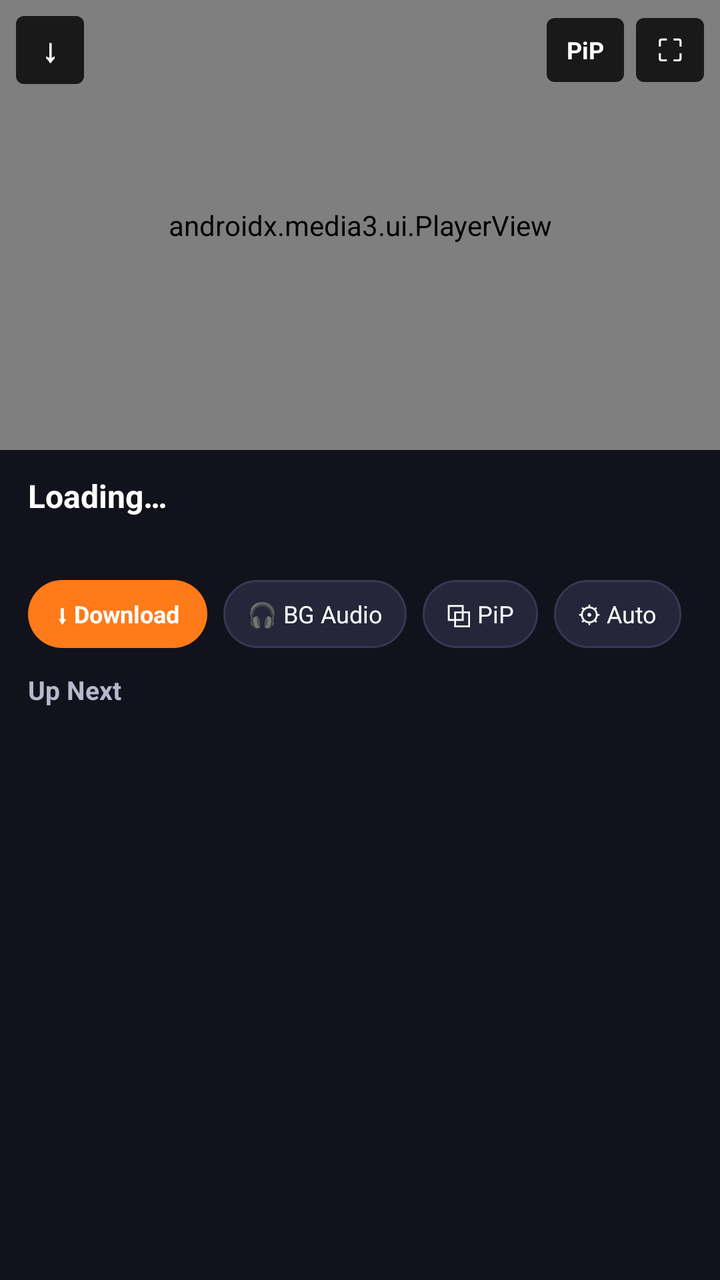
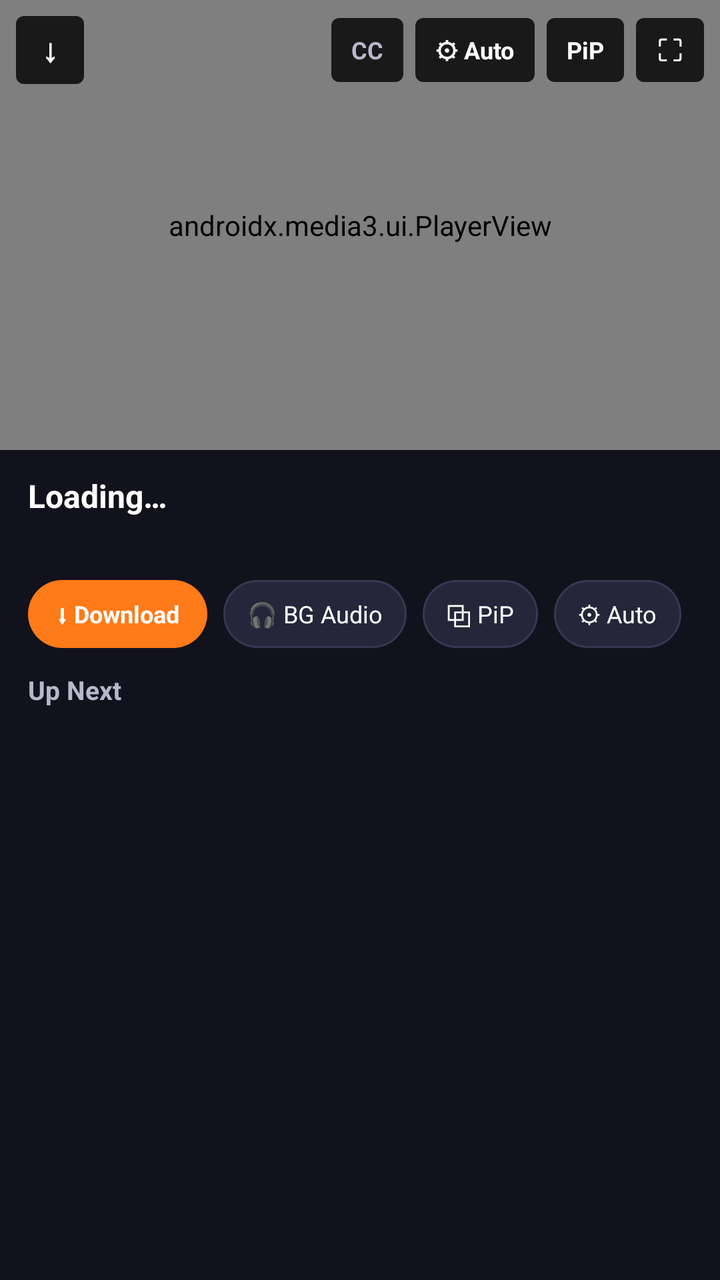

Screens rendered from an Android XML layout before and after an edit, with the pre-edit source and the edit as a unified diff.
<!-- AndroidManifest.xml: application theme Theme.GrabAll -->
<!-- res/layout/activity_youtube_player.xml -->
<?xml version="1.0" encoding="utf-8"?>
<LinearLayout xmlns:android="http://schemas.android.com/apk/res/android"
    xmlns:app="http://schemas.android.com/apk/res-auto"
    android:layout_width="match_parent"
    android:layout_height="match_parent"
    android:background="@color/graball_bg"
    android:orientation="vertical">

    
    <FrameLayout
        android:id="@+id/playerContainer"
        android:layout_width="match_parent"
        android:layout_height="225dp"
        android:background="#000000">

        <androidx.media3.ui.PlayerView
            android:id="@+id/ytPlayerView"
            android:layout_width="match_parent"
            android:layout_height="match_parent"
            app:resize_mode="fit"
            app:show_buffering="when_playing"
            app:surface_type="surface_view"
            app:use_controller="true" />

        
        <TextView
            android:id="@+id/audioOnlyBanner"
            android:layout_width="wrap_content"
            android:layout_height="wrap_content"
            android:layout_gravity="center"
            android:background="@drawable/yt_hud_bg"
            android:paddingStart="16dp"
            android:paddingTop="8dp"
            android:paddingEnd="16dp"
            android:paddingBottom="8dp"
            android:text="🎧 Audio-Only Mode (Battery Saver)"
            android:textColor="@color/graball_text"
            android:textSize="13sp"
            android:textStyle="bold"
            android:visibility="gone" />

        
        <TextView
            android:id="@+id/gestureHud"
            android:layout_width="wrap_content"
            android:layout_height="wrap_content"
            android:layout_gravity="center"
            android:background="@drawable/yt_hud_bg"
            android:paddingStart="16dp"
            android:paddingTop="8dp"
            android:paddingEnd="16dp"
            android:paddingBottom="8dp"
            android:textColor="@color/graball_text"
            android:textSize="15sp"
            android:textStyle="bold"
            android:visibility="gone" />

        <LinearLayout
            android:id="@+id/playerLoadingBox"
            android:layout_width="wrap_content"
            android:layout_height="wrap_content"
            android:layout_gravity="center"
            android:gravity="center"
            android:orientation="vertical"
            android:visibility="gone">

            <ProgressBar
                android:id="@+id/playerLoading"
                android:layout_width="40dp"
                android:layout_height="40dp"
                android:indeterminateTint="@color/graball_orange" />

            <TextView
                android:id="@+id/playerLoadingText"
                android:layout_width="wrap_content"
                android:layout_height="wrap_content"
                android:layout_marginTop="6dp"
                android:background="@drawable/yt_hud_bg"
                android:paddingStart="12dp"
                android:paddingTop="4dp"
                android:paddingEnd="12dp"
                android:paddingBottom="4dp"
                android:text="Connecting…"
                android:textColor="@color/graball_text"
                android:textSize="12sp" />
        </LinearLayout>

        
        <LinearLayout
            android:id="@+id/playerTopOverlay"
            android:layout_width="match_parent"
            android:layout_height="wrap_content"
            android:layout_gravity="top"
            android:gravity="center_vertical"
            android:orientation="horizontal"
            android:padding="8dp">

            <TextView
                android:id="@+id/btnPlayerBack"
                android:layout_width="34dp"
                android:layout_height="34dp"
                android:background="@drawable/yt_badge_bg"
                android:gravity="center"
                android:text="↓"
                android:textColor="@color/graball_text"
                android:textSize="16sp"
                android:textStyle="bold" />

            <View
                android:layout_width="0dp"
                android:layout_height="1dp"
                android:layout_weight="1" />

            <TextView
                android:id="@+id/btnTopPip"
                android:layout_width="wrap_content"
                android:layout_height="32dp"
                android:layout_marginEnd="6dp"
                android:background="@drawable/yt_badge_bg"
                android:gravity="center"
                android:paddingStart="10dp"
                android:paddingEnd="10dp"
                android:text="PiP"
                android:textColor="@color/graball_text"
                android:textSize="12sp"
                android:textStyle="bold" />

            <TextView
                android:id="@+id/btnFullscreen"
                android:layout_width="34dp"
                android:layout_height="32dp"
                android:background="@drawable/yt_badge_bg"
                android:gravity="center"
                android:text="⛶"
                android:textColor="@color/graball_text"
                android:textSize="15sp" />
        </LinearLayout>
    </FrameLayout>

    
    <LinearLayout
        android:id="@+id/detailsContainer"
        android:layout_width="match_parent"
        android:layout_height="0dp"
        android:layout_weight="1"
        android:orientation="vertical">

        
        <LinearLayout
            android:layout_width="match_parent"
            android:layout_height="wrap_content"
            android:orientation="vertical"
            android:paddingStart="14dp"
            android:paddingTop="12dp"
            android:paddingEnd="14dp"
            android:paddingBottom="6dp">

            <TextView
                android:id="@+id/playerVideoTitle"
                android:layout_width="match_parent"
                android:layout_height="wrap_content"
                android:ellipsize="end"
                android:maxLines="2"
                android:text="Loading…"
                android:textColor="@color/graball_text"
                android:textSize="16sp"
                android:textStyle="bold" />

            <TextView
                android:id="@+id/playerVideoMeta"
                android:layout_width="match_parent"
                android:layout_height="wrap_content"
                android:layout_marginTop="3dp"
                android:textColor="@color/graball_subtext"
                android:textSize="12sp" />

            <LinearLayout
                android:id="@+id/playerErrorRow"
                android:layout_width="match_parent"
                android:layout_height="wrap_content"
                android:layout_marginTop="6dp"
                android:gravity="center_vertical"
                android:orientation="horizontal"
                android:visibility="gone">

                <TextView
                    android:id="@+id/playerError"
                    android:layout_width="0dp"
                    android:layout_height="wrap_content"
                    android:layout_weight="1"
                    android:textColor="#FF6B6B"
                    android:textSize="12sp" />

                <TextView
                    android:id="@+id/btnPlayerRetry"
                    android:layout_width="wrap_content"
                    android:layout_height="28dp"
                    android:layout_marginStart="8dp"
                    android:background="@drawable/yt_chip_selected"
                    android:gravity="center"
                    android:paddingStart="12dp"
                    android:paddingEnd="12dp"
                    android:text="↻ Retry"
                    android:textColor="@color/graball_text"
                    android:textSize="12sp"
                    android:textStyle="bold" />
            </LinearLayout>
        </LinearLayout>

        
        <HorizontalScrollView
            android:layout_width="match_parent"
            android:layout_height="wrap_content"
            android:paddingStart="14dp"
            android:paddingTop="6dp"
            android:paddingEnd="14dp"
            android:paddingBottom="8dp"
            android:scrollbars="none">

            <LinearLayout
                android:layout_width="wrap_content"
                android:layout_height="wrap_content"
                android:orientation="horizontal">

                <TextView
                    android:id="@+id/actionDownload"
                    android:layout_width="wrap_content"
                    android:layout_height="34dp"
                    android:layout_marginEnd="8dp"
                    android:background="@drawable/yt_chip_selected"
                    android:gravity="center"
                    android:paddingStart="14dp"
                    android:paddingEnd="14dp"
                    android:text="⬇ Download"
                    android:textColor="@color/graball_text"
                    android:textSize="12sp"
                    android:textStyle="bold" />

                <TextView
                    android:id="@+id/actionBgAudio"
                    android:layout_width="wrap_content"
                    android:layout_height="34dp"
                    android:layout_marginEnd="8dp"
                    android:background="@drawable/yt_chip_bg"
                    android:gravity="center"
                    android:paddingStart="12dp"
                    android:paddingEnd="12dp"
                    android:text="🎧 BG Audio"
                    android:textColor="@color/graball_text"
                    android:textSize="12sp" />

                <TextView
                    android:id="@+id/actionPip"
                    android:layout_width="wrap_content"
                    android:layout_height="34dp"
                    android:layout_marginEnd="8dp"
                    android:background="@drawable/yt_chip_bg"
                    android:gravity="center"
                    android:paddingStart="12dp"
                    android:paddingEnd="12dp"
                    android:text="⧉ PiP"
                    android:textColor="@color/graball_text"
                    android:textSize="12sp" />

                <TextView
                    android:id="@+id/actionQuality"
                    android:layout_width="wrap_content"
                    android:layout_height="34dp"
                    android:layout_marginEnd="8dp"
                    android:background="@drawable/yt_chip_bg"
                    android:gravity="center"
                    android:paddingStart="12dp"
                    android:paddingEnd="12dp"
                    android:text="⚙ Auto"
                    android:textColor="@color/graball_text"
                    android:textSize="12sp" />

                <TextView
                    android:id="@+id/actionSpeed"
                    android:layout_width="wrap_content"
                    android:layout_height="34dp"
                    android:layout_marginEnd="8dp"
                    android:background="@drawable/yt_chip_bg"
                    android:gravity="center"
                    android:paddingStart="12dp"
                    android:paddingEnd="12dp"
                    android:text="1.0×"
                    android:textColor="@color/graball_text"
                    android:textSize="12sp" />

                <TextView
                    android:id="@+id/actionCaptions"
                    android:layout_width="wrap_content"
                    android:layout_height="34dp"
                    android:layout_marginEnd="8dp"
                    android:background="@drawable/yt_chip_bg"
                    android:gravity="center"
                    android:paddingStart="12dp"
                    android:paddingEnd="12dp"
                    android:text="CC"
                    android:textColor="@color/graball_subtext"
                    android:textSize="12sp"
                    android:textStyle="bold" />

                <TextView
                    android:id="@+id/actionBookmark"
                    android:layout_width="wrap_content"
                    android:layout_height="34dp"
                    android:layout_marginEnd="8dp"
                    android:background="@drawable/yt_chip_bg"
                    android:gravity="center"
                    android:paddingStart="12dp"
                    android:paddingEnd="12dp"
                    android:text="☆ Save"
                    android:textColor="@color/graball_text"
                    android:textSize="12sp" />

                <TextView
                    android:id="@+id/actionSponsorBlock"
                    android:layout_width="wrap_content"
                    android:layout_height="34dp"
                    android:background="@drawable/yt_chip_bg"
                    android:gravity="center"
                    android:paddingStart="12dp"
                    android:paddingEnd="12dp"
                    android:text="SB: ON"
                    android:textColor="@color/graball_active"
                    android:textSize="12sp"
                    android:textStyle="bold" />
            </LinearLayout>
        </HorizontalScrollView>

        
        <TextView
            android:layout_width="match_parent"
            android:layout_height="wrap_content"
            android:paddingStart="14dp"
            android:paddingTop="4dp"
            android:paddingEnd="14dp"
            android:paddingBottom="6dp"
            android:text="Up Next"
            android:textColor="@color/graball_subtext"
            android:textSize="13sp"
            android:textStyle="bold" />

        <androidx.recyclerview.widget.RecyclerView
            android:id="@+id/relatedList"
            android:layout_width="match_parent"
            android:layout_height="0dp"
            android:layout_weight="1"
            android:clipToPadding="false"
            android:paddingStart="12dp"
            android:paddingEnd="12dp"
            android:paddingBottom="12dp" />
    </LinearLayout>

</LinearLayout>
<!-- resources referenced by this layout -->
<resources>
  <color name="graball_active">#22C55E</color>
  <color name="graball_bg">#12121C</color>
  <color name="graball_orange">#FF7A18</color>
  <color name="graball_subtext">#B8B8CC</color>
  <color name="graball_text">#FFFFFF</color>
  <!-- drawable yt_badge_bg (drawable) -->
  <?xml version="1.0" encoding="utf-8"?>
  <shape xmlns:android="http://schemas.android.com/apk/res/android">
      <solid android:color="#CC000000" />
      <corners android:radius="4dp" />
  </shape>
  <!-- drawable yt_chip_bg (drawable) -->
  <?xml version="1.0" encoding="utf-8"?>
  <shape xmlns:android="http://schemas.android.com/apk/res/android">
      <solid android:color="#26263A" />
      <stroke android:width="1dp" android:color="#383854" />
      <corners android:radius="18dp" />
  </shape>
  <!-- drawable yt_chip_selected (drawable) -->
  <?xml version="1.0" encoding="utf-8"?>
  <shape xmlns:android="http://schemas.android.com/apk/res/android">
      <solid android:color="@color/graball_orange" />
      <corners android:radius="18dp" />
  </shape>
  <!-- drawable yt_hud_bg (drawable) -->
  <?xml version="1.0" encoding="utf-8"?>
  <shape xmlns:android="http://schemas.android.com/apk/res/android">
      <solid android:color="#CC12121C" />
      <stroke android:width="1dp" android:color="#55FF7A18" />
      <corners android:radius="20dp" />
  </shape>
  <style name="Theme.GrabAll" parent="Theme.AppCompat.DayNight.NoActionBar">
          <item name="android:statusBarColor">@color/graball_nav</item>
          <item name="android:navigationBarColor">@color/graball_nav</item>
          <item name="colorAccent">@color/graball_orange</item>
      </style>
  <color name="graball_nav">#0E0E16</color>
</resources>

<!-- the commit's change to res/layout/activity_youtube_player.xml (unified diff, before → after) -->
@@ -112,6 +112,34 @@
                 android:layout_weight="1" />
 
             <TextView
+                android:id="@+id/btnTopCaptions"
+                android:layout_width="wrap_content"
+                android:layout_height="32dp"
+                android:layout_marginEnd="6dp"
+                android:background="@drawable/yt_badge_bg"
+                android:gravity="center"
+                android:paddingStart="10dp"
+                android:paddingEnd="10dp"
+                android:text="CC"
+                android:textColor="@color/graball_subtext"
+                android:textSize="12sp"
+                android:textStyle="bold" />
+
+            <TextView
+                android:id="@+id/btnTopQuality"
+                android:layout_width="wrap_content"
+                android:layout_height="32dp"
+                android:layout_marginEnd="6dp"
+                android:background="@drawable/yt_badge_bg"
+                android:gravity="center"
+                android:paddingStart="10dp"
+                android:paddingEnd="10dp"
+                android:text="⚙ Auto"
+                android:textColor="@color/graball_text"
+                android:textSize="12sp"
+                android:textStyle="bold" />
+
+            <TextView
                 android:id="@+id/btnTopPip"
                 android:layout_width="wrap_content"
                 android:layout_height="32dp"
